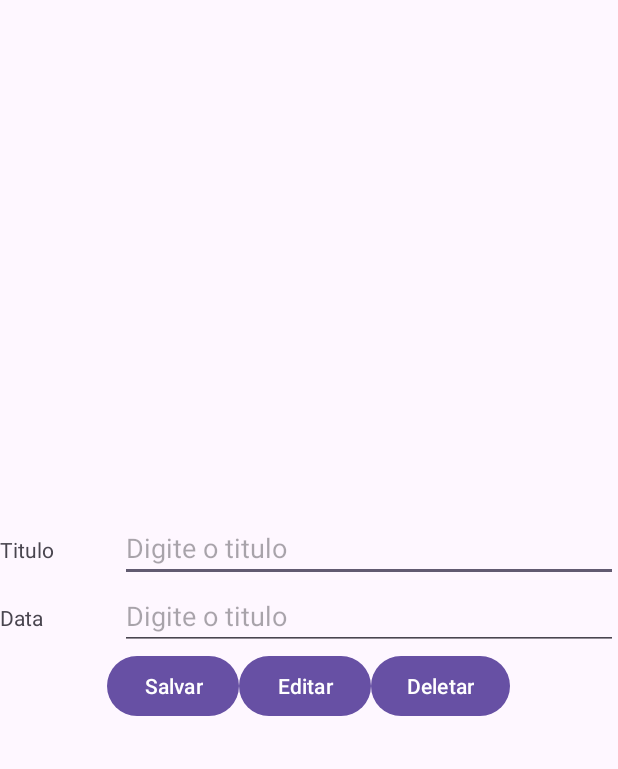
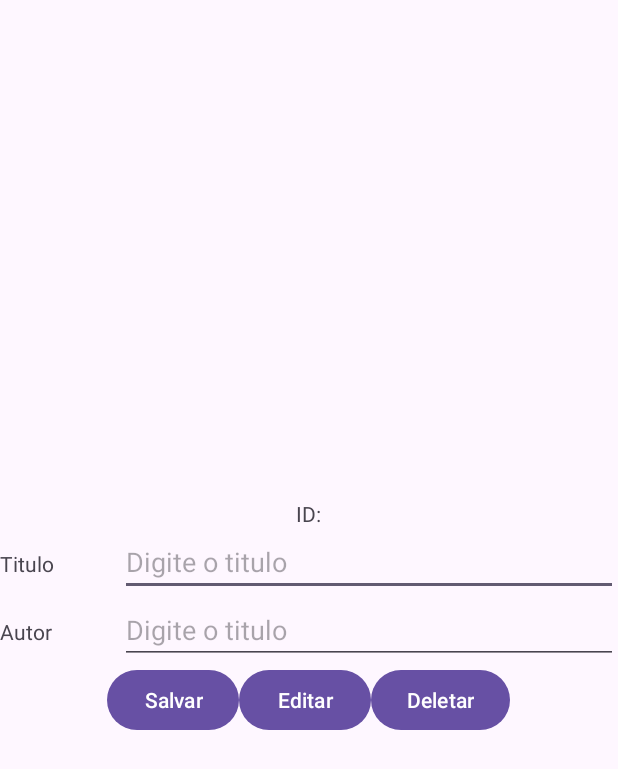
Before and after one commit to Radoido/todo_list, an Android app: the screen it shows after launch (MainActivity), on a phone screen of 412 x 824 dp. Shown: the top 769 px of the screen. Run offline under Robolectric (Android 15) with nearby library versions, the light colour scheme and no system bars.

Commit message:
meio app

```diff
--- a/app/build.gradle.kts
+++ b/app/build.gradle.kts
@@ -5,7 +5,7 @@ plugins {
 
 android {
     namespace = "com.main.todo_list"
-    compileSdk = 34
+    compileSdk = 35
 
     defaultConfig {
         applicationId = "com.main.todo_list"
--- a/app/src/main/java/com/main/todo_list/Livro.kt
+++ b/app/src/main/java/com/main/todo_list/Livro.kt
@@ -1,9 +1,9 @@
 package com.main.todo_list
 
-class Livro(val id : Int = 0, var titulo: String = "",var autor: String = "") {
+class Livro(val id : Int = 0, var titulo: String = "",var autor: String = "", var imgUri: String = "") {
 
     override fun toString(): String {
-        return "Livro(titulo= '$titulo', autor='$autor')"
+        return "'$id'. '$titulo' - '$autor')"
     }
 
 
--- a/app/src/main/java/com/main/todo_list/MainActivity.kt
+++ b/app/src/main/java/com/main/todo_list/MainActivity.kt
@@ -1,5 +1,6 @@
 package com.main.todo_list
 
+import android.content.Intent
 import android.os.Bundle
 import android.widget.ArrayAdapter
 import androidx.activity.enableEdgeToEdge
@@ -16,12 +17,46 @@ class MainActivity : AppCompatActivity() {
 
     override fun onCreate(savedInstanceState: Bundle?) {
         super.onCreate(savedInstanceState)
-        enableEdgeToEdge()
-        setContentView(R.layout.activity_main)
+        //enableEdgeToEdge()
         binding = ActivityMainBinding.inflate(layoutInflater)
+        setContentView(binding.main)
 
         val db = DBlivro(this)
-            val listaLivros = db.livrosMostrarTodos()
+        val listaLivros = ArrayList<Livro>()
 
-    }
+        adapter = ArrayAdapter(this, android.R.layout.simple_list_item_1, listaLivros)
+        binding.listItem.adapter = adapter
+
+        binding.listItem.setOnItemClickListener { _, _, position, _ ->
+            binding.editTitle.setText(listaLivros[position].titulo)
+            binding.editAuthor.setText(listaLivros[position].autor)
+            binding.txtId.text = "ID: ${listaLivros[position].id}"
+            p = position
+        }
+
+        binding.btnSave.setOnClickListener {
+            val titulo = binding.editTitle.text.toString()
+            val autor = binding.editAuthor.text.toString()
+            val resultado = db.livroInsert(titulo, autor)
+
+            if (resultado > 0) {
+                listaLivros.add(Livro(resultado.toInt(), titulo, autor))
+                adapter.notifyDataSetChanged()
+                binding.editTitle.setText("")
+                binding.editAuthor.setText("")
+                binding.txtId.text = "ID: "
+
+            }
+
+        }
+
+        binding.btnEdit.setOnClickListener {
+
+            val intent = Intent(this, CreateLivro::class.java)
+            startActivity(intent)
+
+
+
+
+        }}
 }
--- a/app/src/main/res/layout/activity_main.xml
+++ b/app/src/main/res/layout/activity_main.xml
@@ -9,19 +9,25 @@
     android:layout_height="match_parent"
     tools:context=".MainActivity">
 
+    <TextView
+        android:id="@+id/txtId"
+        android:layout_width="wrap_content"
+        android:layout_height="wrap_content"
+        android:text="ID:"/>
+
     <LinearLayout
         android:orientation="horizontal"
         android:layout_width="match_parent"
         android:layout_height="wrap_content">
 
         <TextView
-            android:id="@+id/txt_title"
+            android:id="@+id/txtTitle"
             android:layout_width="80dp"
             android:layout_height="wrap_content"
             android:text="Titulo"/>
 
         <EditText
-            android:id="@+id/edit_title"
+            android:id="@+id/editTitle"
             android:layout_width="match_parent"
             android:layout_height="wrap_content"
             android:hint="Digite o titulo"
@@ -36,17 +42,17 @@
     android:layout_height="wrap_content">
 
         <TextView
-            android:id="@+id/txt_date"
+            android:id="@+id/txtAuthor"
             android:layout_width="80dp"
             android:layout_height="wrap_content"
-            android:text="Data"/>
+            android:text="Autor"/>
 
         <EditText
-            android:id="@+id/edit_date"
+            android:id="@+id/editAuthor"
             android:layout_width="match_parent"
             android:layout_height="wrap_content"
             android:hint="Digite o titulo"
-            android:inputType="datetime"/>
+            />
 
     </LinearLayout>
 
@@ -56,19 +62,20 @@
         android:gravity="center">
 
         <Button
-            android:id="@+id/btn_save"
+            android:id="@+id/btnSave"
             android:layout_width="wrap_content"
             android:layout_height="wrap_content"
-            android:text="Salvar"/>
+            android:text="Salvar"
+            />
 
         <Button
-            android:id="@+id/btn_edit"
+            android:id="@+id/btnEdit"
             android:layout_width="wrap_content"
             android:layout_height="wrap_content"
             android:text="Editar"/>
 
         <Button
-            android:id="@+id/btn_delete"
+            android:id="@+id/btnDelete"
             android:layout_width="wrap_content"
             android:layout_height="wrap_content"
             android:text="Deletar"/>
@@ -80,8 +87,11 @@
         android:layout_height="wrap_content">
 
         <ListView
+            android:id="@+id/listItem"
             android:layout_width="wrap_content"
-            android:layout_height="wrap_content"/>
+            android:layout_height="wrap_content">
+
+        </ListView>
 
     </LinearLayout>
 
```
Also changed, not shown: app/src/main/AndroidManifest.xml (+14 -1 lines), app/src/main/java/com/main/todo_list/Cliente.kt (added, +12 -0 lines), app/src/main/java/com/main/todo_list/CreateLivro.kt (added, +141 -0 lines), app/src/main/java/com/main/todo_list/DBlivro.kt (+22 -17 lines), app/src/main/res/layout/activity_create_livro.xml (added, +27 -0 lines).
